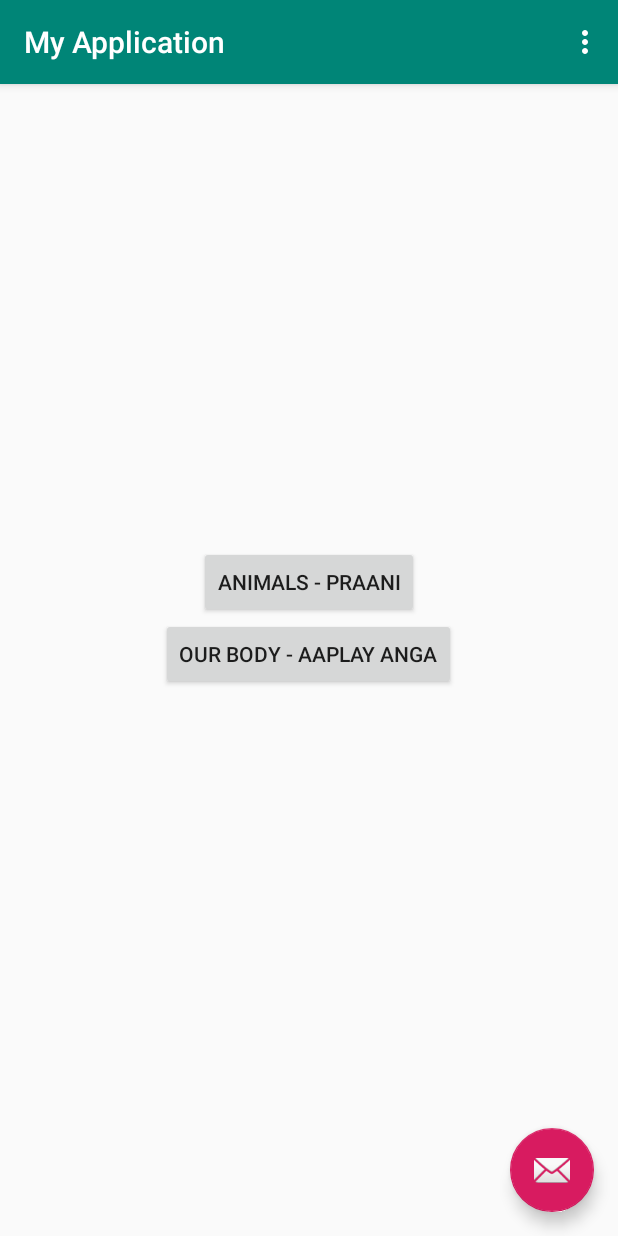
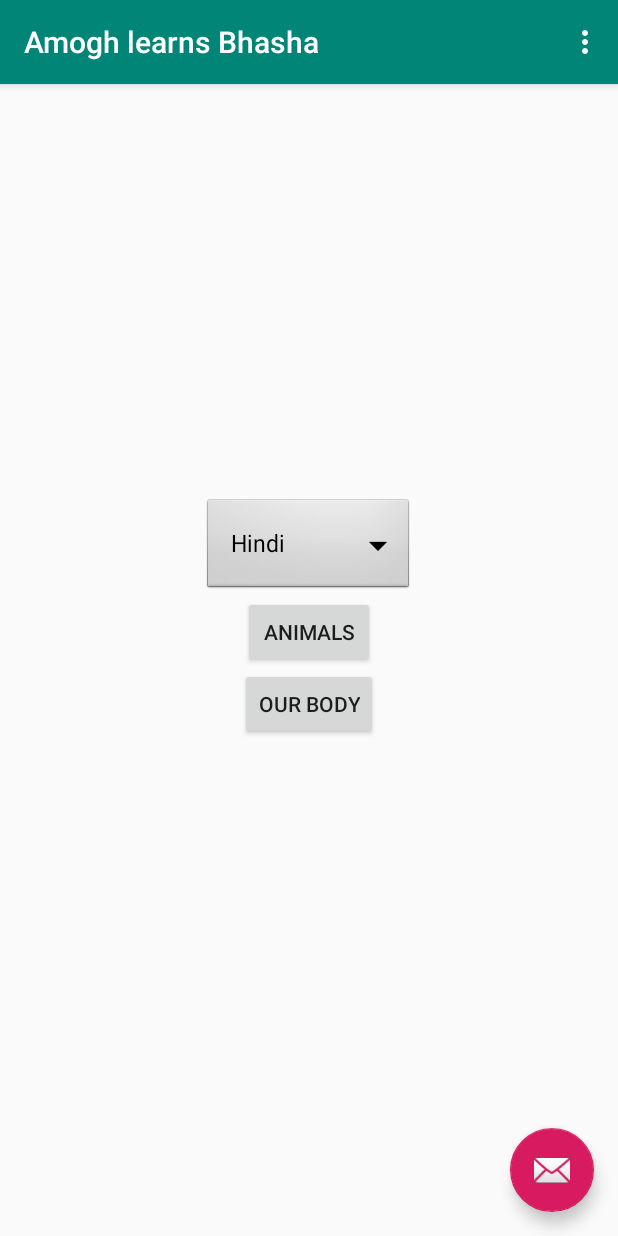
Before and after one commit to tiga1583/android-test, an Android app: the screen it shows after launch (MainActivity), on a phone screen of 412 x 824 dp. Run offline under Robolectric (Android 15) with nearby library versions, the phone set to English and light mode, and no system bars.

Commit message:
Adding support for Kannada language

```diff
--- a/app/src/main/java/com/example/myapplication/MainActivity.java
+++ b/app/src/main/java/com/example/myapplication/MainActivity.java
@@ -11,10 +11,12 @@ import android.support.v7.widget.Toolbar;
 import android.view.View;
 import android.view.Menu;
 import android.view.MenuItem;
+import android.widget.ArrayAdapter;
 import android.widget.Button;
 import android.widget.ImageView;
 import android.widget.LinearLayout;
 import android.widget.ScrollView;
+import android.widget.Spinner;
 import android.widget.Toast;
 
 public class MainActivity extends AppCompatActivity {
@@ -26,6 +28,10 @@ public class MainActivity extends AppCompatActivity {
         setContentView(R.layout.activity_main);
         Toolbar toolbar = findViewById(R.id.toolbar);
         setSupportActionBar(toolbar);
+        final Spinner languageDropdown = findViewById(R.id.spinner_language);
+        String[] items = new String[] {"Hindi","Marathi","Kannada"};
+        ArrayAdapter<String> adapter = new ArrayAdapter<>(this, android.R.layout.simple_spinner_dropdown_item, items);
+        languageDropdown.setAdapter(adapter);
 
         FloatingActionButton fab = findViewById(R.id.fab);
         fab.setOnClickListener(new View.OnClickListener() {
@@ -42,7 +48,7 @@ public class MainActivity extends AppCompatActivity {
             public void onClick(View view) {
 
                 Intent myIntent = new Intent(MainActivity.this, AnimalsActivity.class);
-                myIntent.putExtra(EXTRA_MESSAGE, "JOAN GOTCHA!");
+                myIntent.putExtra(EXTRA_MESSAGE, languageDropdown.getSelectedItem().toString());
                 startActivity(myIntent);
             }
         });
@@ -54,7 +60,7 @@ public class MainActivity extends AppCompatActivity {
             public void onClick(View view) {
 
                 Intent myIntent = new Intent(MainActivity.this, BodyActivity.class);
-                myIntent.putExtra(EXTRA_MESSAGE, "GOTCHA!");
+                myIntent.putExtra(EXTRA_MESSAGE, languageDropdown.getSelectedItem().toString());
                 startActivity(myIntent);
             }
         });
--- a/app/src/main/res/layout/activity_main.xml
+++ b/app/src/main/res/layout/activity_main.xml
@@ -36,19 +36,25 @@
         android:paddingRight="16dp"
         android:orientation="vertical"
         android:gravity="center">
+        <Spinner
+            android:id="@+id/spinner_language"
+            android:layout_width="wrap_content"
+            android:layout_height="wrap_content"
+            android:background="@android:drawable/btn_dropdown"
+            android:spinnerMode="dropdown"/>
 
         <Button
             android:id="@+id/button_animals"
             android:layout_width="wrap_content"
             android:layout_height="wrap_content"
-            android:text="Animals - PraaNi"
+            android:text="Animals"
             android:gravity="center"/>
 
         <Button
             android:id="@+id/button_body"
             android:layout_width="wrap_content"
             android:layout_height="wrap_content"
-            android:text="Our Body - Aaplay Anga"
+            android:text="Our Body"
             android:gravity="center"/>
 
     </LinearLayout>
--- a/app/src/main/res/values/strings.xml
+++ b/app/src/main/res/values/strings.xml
@@ -1,4 +1,4 @@
 <resources>
-    <string name="app_name">My Application</string>
+    <string name="app_name">Amogh learns Bhasha</string>
     <string name="action_settings">Settings</string>
 </resources>
```
Also changed, not shown: app/src/main/java/com/example/myapplication/BodyActivity.java (+26 -12 lines).
